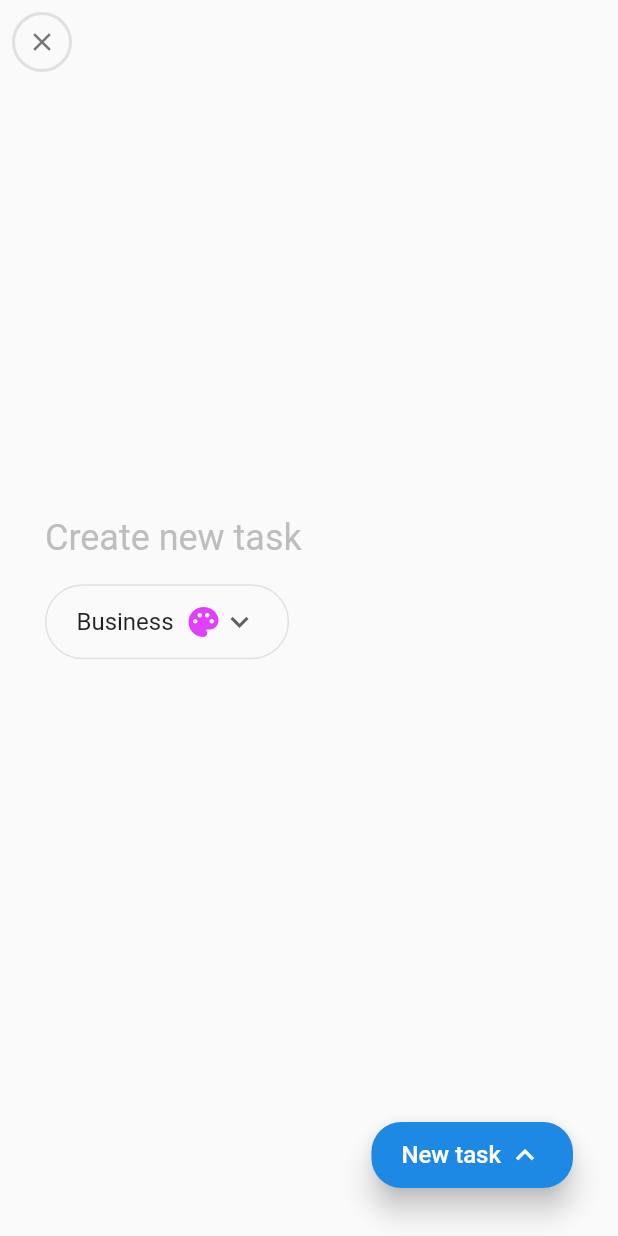
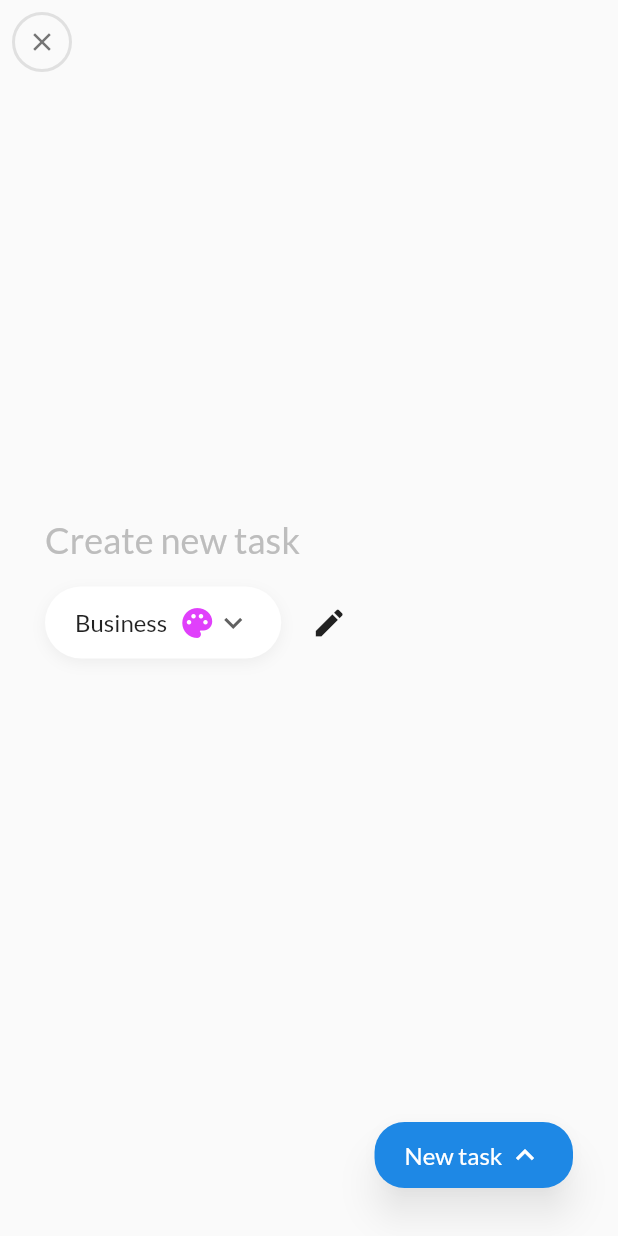
Before and after one commit to ashwins93/flutter-todo, a Flutter app: the screen it shows after launch, after a tap on the "add" icon, on a phone screen of 412 x 824 dp. Run offline on Flutter 3.47's test engine with Material 2 defaults, Android fonts, the phone set to English and light mode, and no system bars; our stand-ins replace google_fonts; missing offline and left inert: flutter_material_color_picker.

Commit message:
UI complete

```diff
--- a/lib/main.dart
+++ b/lib/main.dart
@@ -1,5 +1,6 @@
 import 'package:flutter/material.dart';
 import 'package:todo_list/screens/home/home_screen.dart';
+import 'package:google_fonts/google_fonts.dart';
 
 void main() {
   runApp(MyApp());
@@ -13,8 +14,9 @@ class MyApp extends StatelessWidget {
       title: 'Todo List',
       theme: ThemeData(
           primaryColor: Colors.blue[600],
-          scaffoldBackgroundColor: Colors.grey[50]),
-      home: MyHomePage(title: 'Flutter Demo Home Page'),
+          scaffoldBackgroundColor: Colors.grey[50],
+          textTheme: GoogleFonts.latoTextTheme(Theme.of(context).textTheme)),
+      home: MyHomePage(),
     );
   }
 }
--- a/lib/screens/home/components/category_list.dart
+++ b/lib/screens/home/components/category_list.dart
@@ -10,6 +10,7 @@ class CategoriesList extends StatelessWidget {
   @override
   Widget build(BuildContext context) {
     return SingleChildScrollView(
+      clipBehavior: Clip.none,
       scrollDirection: Axis.horizontal,
       child: Padding(
         padding: const EdgeInsets.only(
--- a/lib/screens/home/home_screen.dart
+++ b/lib/screens/home/home_screen.dart
@@ -3,9 +3,7 @@ import 'package:todo_list/screens/home/components/body.dart';
 import 'package:todo_list/screens/new_task/new_task_screen.dart';
 
 class MyHomePage extends StatelessWidget {
-  MyHomePage({Key? key, required this.title}) : super(key: key);
-
-  final String title;
+  MyHomePage({Key? key}) : super(key: key);
 
   @override
   Widget build(BuildContext context) {
--- a/lib/screens/new_task/components/body.dart
+++ b/lib/screens/new_task/components/body.dart
@@ -1,5 +1,6 @@
 import 'package:flutter/material.dart';
 import 'package:todo_list/models/task_category.dart';
+import 'package:todo_list/screens/new_category/new_category_screen.dart';
 
 import 'category_chooser.dart';
 
@@ -31,9 +32,24 @@ class Body extends StatelessWidget {
             ),
           ),
           Padding(
-            padding: const EdgeInsets.symmetric(horizontal: 30.0),
-            child: CategoryChooser(
-                categoryList: categoryList, initValue: categoryList[0]),
+            padding: EdgeInsets.symmetric(horizontal: 30.0),
+            child: Row(
+              children: [
+                CategoryChooser(
+                    categoryList: categoryList, initValue: categoryList[0]),
+                Padding(
+                  padding: EdgeInsets.symmetric(horizontal: 8.0),
+                  child: IconButton(
+                      icon: Icon(Icons.create),
+                      onPressed: () {
+                        Navigator.push(
+                            context,
+                            MaterialPageRoute(
+                                builder: (context) => NewCategoryScreen()));
+                      }),
+                ),
+              ],
+            ),
           ),
           Spacer(),
           Container(
@@ -44,7 +60,9 @@ class Body extends StatelessWidget {
                 ElevatedButton(
                   style: ButtonStyle(
                       alignment: Alignment.centerRight,
-                      elevation: MaterialStateProperty.all(8.0),
+                      elevation: MaterialStateProperty.all(10.0),
+                      shadowColor: MaterialStateProperty.all(
+                          Colors.black.withOpacity(0.4)),
                       backgroundColor:
                           MaterialStateProperty.all(Colors.blue[600]),
                       padding: MaterialStateProperty.all(
@@ -52,7 +70,9 @@ class Body extends StatelessWidget {
                       shape: MaterialStateProperty.all(RoundedRectangleBorder(
                           borderRadius:
                               BorderRadius.all(Radius.circular(20))))),
-                  onPressed: () {},
+                  onPressed: () {
+                    Navigator.pop(context);
+                  },
                   child: Row(children: [
                     Text(
                       'New task ',
--- a/lib/screens/new_task/components/category_chooser.dart
+++ b/lib/screens/new_task/components/category_chooser.dart
@@ -44,7 +44,13 @@ class _CategoryChooserState extends State<CategoryChooser> {
     return Container(
       padding: EdgeInsets.symmetric(horizontal: 20.0),
       decoration: BoxDecoration(
-          border: Border.all(width: 1, color: Colors.grey[300]!),
+          color: Colors.white,
+          boxShadow: [
+            BoxShadow(
+                offset: Offset(0, 3),
+                blurRadius: 8,
+                color: Colors.black.withOpacity(0.05))
+          ],
           borderRadius: BorderRadius.circular(50)),
       child: DropdownButton<TaskCategory>(
         value: _currentValue,
--- a/lib/screens/new_task/new_task_screen.dart
+++ b/lib/screens/new_task/new_task_screen.dart
@@ -13,7 +13,7 @@ class NewTask extends StatelessWidget {
     return Scaffold(
       appBar: AppBar(
         elevation: 0,
-        backgroundColor: Colors.grey[50],
+        backgroundColor: Colors.transparent,
         leading: CloseIconButton(),
       ),
       body: Body(categoryList: categoryList),
--- a/pubspec.yaml
+++ b/pubspec.yaml
@@ -23,6 +23,8 @@ environment:
 dependencies:
   flutter:
     sdk: flutter
+  flutter_material_color_picker: ^1.0.5
+  google_fonts: ^2.0.0
 
   # The following adds the Cupertino Icons font to your application.
   # Use with the CupertinoIcons class for iOS style icons.
```
Also changed, not shown: lib/screens/new_category/components/body.dart (added, +63 -0 lines), lib/screens/new_category/components/color_chooser.dart (added, +73 -0 lines), lib/screens/new_category/new_category_screen.dart (added, +18 -0 lines), pubspec.lock, 3 other files.
